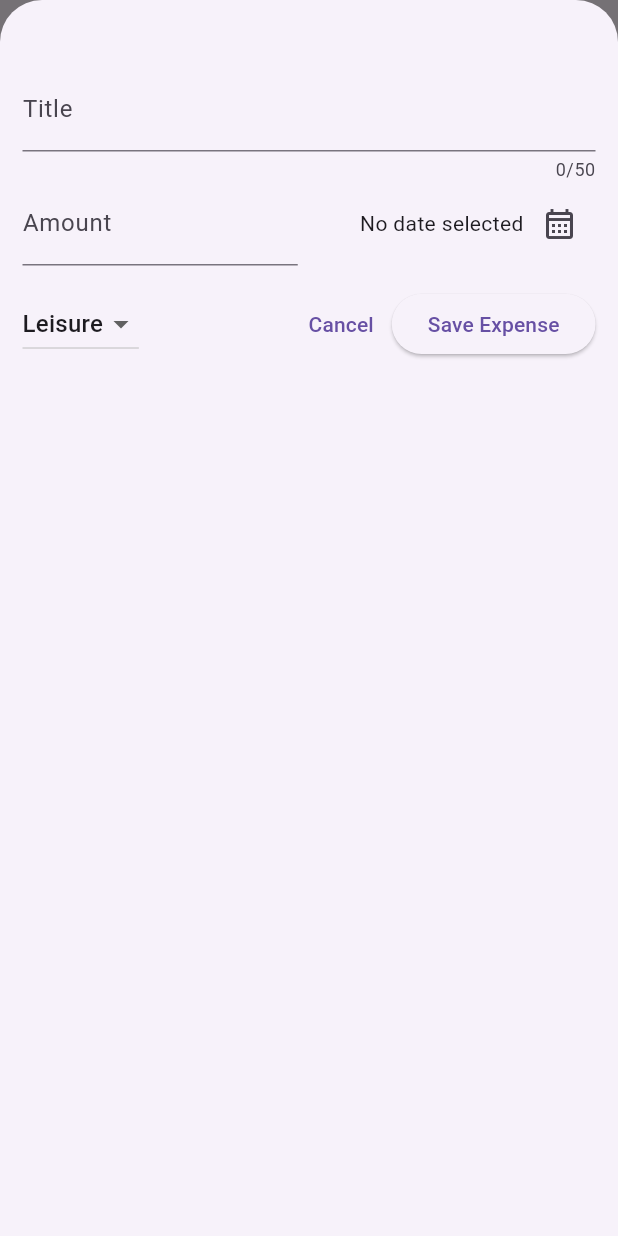
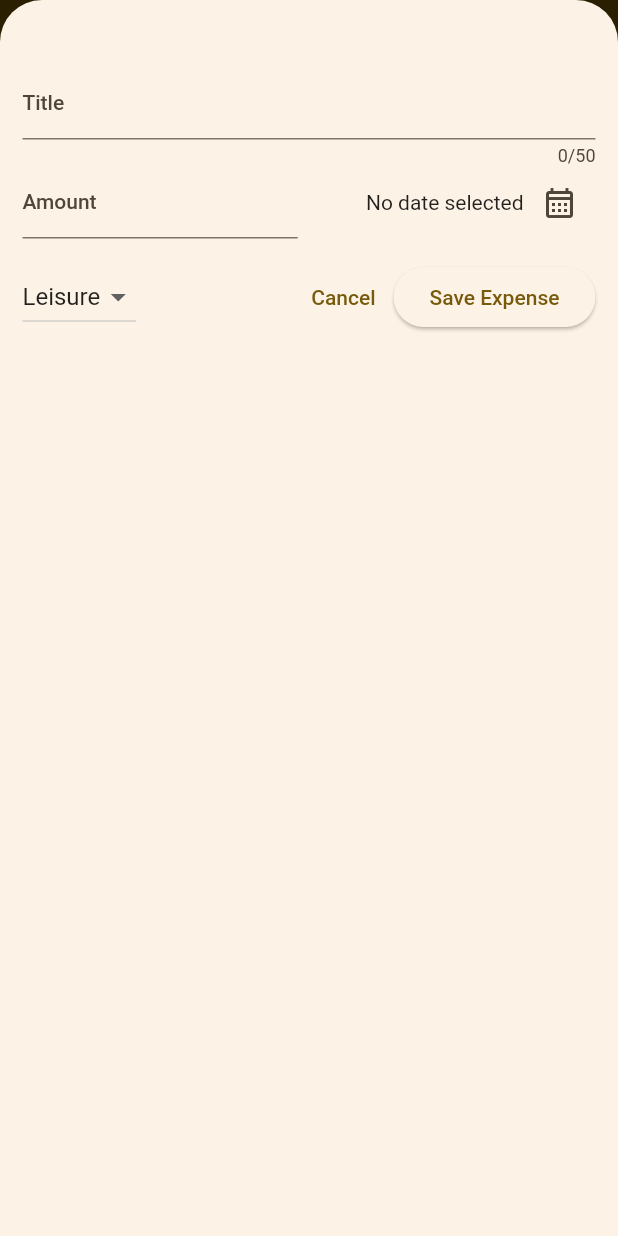
Before and after one commit to Nooberd-Incompat/expenseracker, a Flutter app: the screen it shows after launch, after a tap on the "add" icon, on a phone screen of 412 x 824 dp. Run offline on Flutter 3.47's test engine with Material 2 defaults, Android fonts, the phone set to English and light mode, and no system bars.

Commit message:
completed the making the main functionality of the app and started themeing it

```diff
--- a/lib/expenses.dart
+++ b/lib/expenses.dart
@@ -41,13 +41,38 @@ class _ExpensesState extends State<Expenses> {
   }
 
   void _removeExpense(Expense expense) {
+    final expenseIndex = _registeredExpenses.indexOf(expense);
     setState(() {
-      _registeredExpenses.add(expense);
+      _registeredExpenses.remove(expense);
     });
+    ScaffoldMessenger.of(context).showSnackBar(
+      SnackBar(
+        duration: const Duration(seconds: 3),
+        content: const Text("Expense deleted"),
+        action: SnackBarAction(
+            label: "Undo",
+            onPressed: () {
+              setState(() {
+                _registeredExpenses.insert(expenseIndex, expense);
+              });
+            }),
+      ),
+    );
   }
 
   @override
   Widget build(BuildContext context) {
+    Widget mainContent = Center(
+      child: Text("No expenses are found. Go ahead and add some"),
+    );
+
+    if (_registeredExpenses.isNotEmpty) {
+      mainContent = ExpensesList(
+        expenses: _registeredExpenses,
+        onRemoveExpense: _removeExpense,
+      );
+    }
+
     return Scaffold(
       appBar: AppBar(
         title: Center(child: Text("Flutter Expense Tracker")),
@@ -61,10 +86,7 @@ class _ExpensesState extends State<Expenses> {
       body: Column(
         children: [
           Expanded(
-            child: ExpensesList(
-              expenses: _registeredExpenses,
-              onRemoveExpense: _removeExpense,
-            ),
+            child: mainContent,
           ),
         ],
       ),
--- a/lib/main.dart
+++ b/lib/main.dart
@@ -1,8 +1,18 @@
 import 'package:flutter/material.dart';
 import 'package:expenseracker/expenses.dart';
 
+var kColorScheme = ColorScheme.fromSeed(seedColor: Colors.amber);
 void main() {
   runApp(
-    MaterialApp(theme: ThemeData(useMaterial3: true), home: Expenses()),
+    MaterialApp(
+        theme: ThemeData().copyWith(
+            useMaterial3: true,
+            colorScheme: kColorScheme,
+            appBarTheme: AppBarTheme().copyWith(
+              backgroundColor: kColorScheme.onPrimaryContainer,
+              foregroundColor: kColorScheme.primaryContainer,
+            )),
+        //scaffoldBackgroundColor: Colors.amber),
+        home: Expenses()),
   );
 }
```
